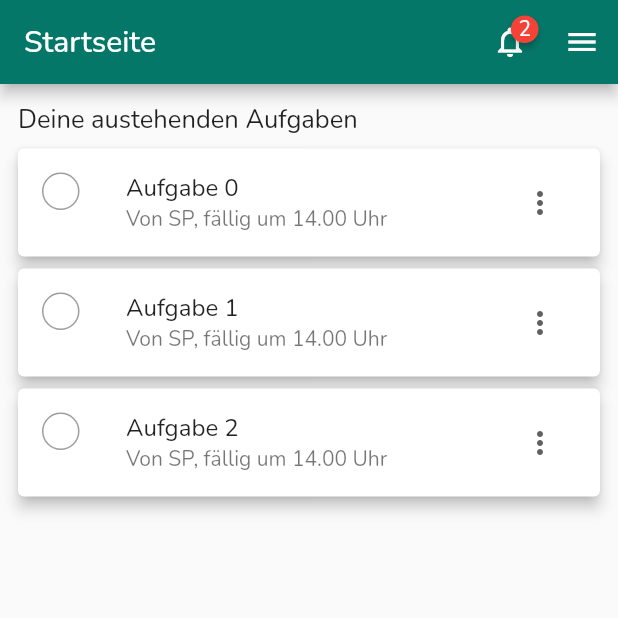
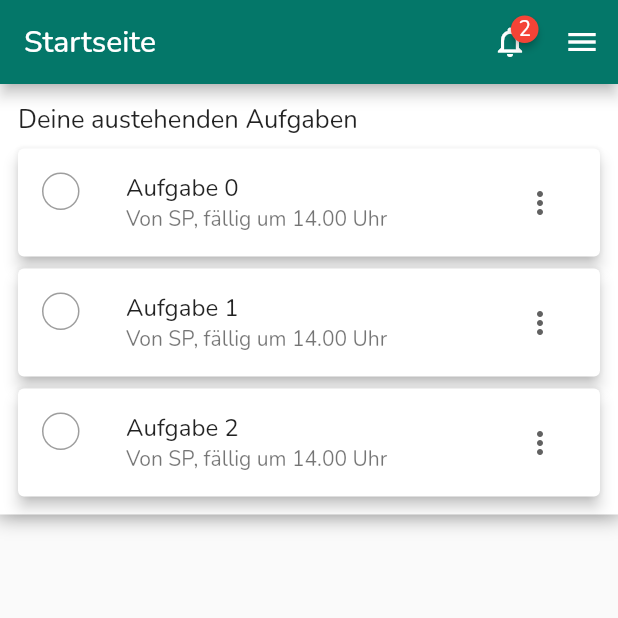
Before and after one commit to Zamaruu/projecthomestrategies, a Flutter app: the screen it shows after launch, on a phone screen of 412 x 824 dp, the top half of it. Run offline on Flutter 3.47's test engine with Material 2 defaults, Android fonts, the light colour scheme and no system bars; drawn by our look-alikes of badges; our stand-ins replace flutter_staggered_animations, font_awesome_flutter, google_fonts.

Commit message:
animated dissmis of pending task tile

```diff
--- a/lib/widgets/appbar/customappbar.dart
+++ b/lib/widgets/appbar/customappbar.dart
@@ -1,5 +1,5 @@
 import 'package:flutter/material.dart';
-import 'package:projecthomestrategies/widgets/appbar/menudrawerburron.dart';
+import 'package:projecthomestrategies/widgets/appbar/menudrawerbutton.dart';
 import 'package:projecthomestrategies/widgets/appbar/notificationbutton.dart';
 
 class CustomAppBar extends StatelessWidget implements PreferredSizeWidget {
--- /dev/null
+++ b/lib/widgets/homepage/basiclistcontainer.dart
@@ -0,0 +1,27 @@
+import 'package:flutter/material.dart';
+
+class HomepageListContainer extends StatelessWidget {
+  final double padding;
+  final Widget child;
+
+  const HomepageListContainer({ Key? key, required this.child, this.padding = 8.0 }) : super(key: key);
+
+  @override
+  Widget build(BuildContext context) {
+    return Container(
+      padding: EdgeInsets.all(padding),
+      margin: EdgeInsets.only(bottom: padding),
+      decoration: const BoxDecoration(
+        color: Colors.white,
+        boxShadow: [
+          BoxShadow(
+            color: Colors.grey,
+            blurRadius: 10,
+            spreadRadius: 2,
+          )
+        ],
+      ),
+      child: child,
+    );
+  }
+}
--- a/lib/widgets/homepage/tasks/pendingtaskspanel.dart
+++ b/lib/widgets/homepage/tasks/pendingtaskspanel.dart
@@ -1,5 +1,6 @@
 import 'package:flutter/material.dart';
 import 'package:flutter_staggered_animations/flutter_staggered_animations.dart';
+import 'package:projecthomestrategies/widgets/homepage/basiclistcontainer.dart';
 import 'package:projecthomestrategies/widgets/homepage/tasks/pendingtasktile.dart';
 
 class PendingTasksPanel extends StatefulWidget {
@@ -26,8 +27,7 @@ class _PendingTasksPanelState extends State<PendingTasksPanel> {
 
   @override
   Widget build(BuildContext context) {
-    return Padding(
-      padding: const EdgeInsets.all(8.0),
+    return HomepageListContainer(
       child: Column(
         crossAxisAlignment: CrossAxisAlignment.start,
         children: [
@@ -40,6 +40,7 @@ class _PendingTasksPanelState extends State<PendingTasksPanel> {
               ),
             ),
           ),
+          tasks.isNotEmpty?
             AnimationLimiter(
               child: ListView.builder(
                 itemCount: tasks.length,
@@ -63,6 +64,17 @@ class _PendingTasksPanelState extends State<PendingTasksPanel> {
                   );
                 },
               ),
+            ):
+            const SizedBox(
+              height: 75,
+              child: Center(
+                child: Text(
+                  "Du hast keine ausstehenden Aufgaben.",
+                  style: TextStyle(
+                    fontStyle: FontStyle.italic
+                  ),
+                ),
+              ),
             ),
         ],
       ),
--- a/lib/widgets/homepage/tasks/pendingtasktile.dart
+++ b/lib/widgets/homepage/tasks/pendingtasktile.dart
@@ -1,7 +1,7 @@
 import 'package:flutter/material.dart';
 import 'package:projecthomestrategies/widgets/globalwidgets/roundcheckbox.dart';
 
-class PendingTaskTile extends StatelessWidget {
+class PendingTaskTile extends StatefulWidget {
   final int listIndex;
   final String taskName;
   final Function onTaskFinished;
@@ -9,20 +9,39 @@ class PendingTaskTile extends StatelessWidget {
   const PendingTaskTile({ Key? key, required this.listIndex ,required this.taskName, required this.onTaskFinished }) : super(key: key);
 
   @override
+  State<PendingTaskTile> createState() => _PendingTaskTileState();
+}
+
+class _PendingTaskTileState extends State<PendingTaskTile> {
+  late bool dismissed;
+
+  @override
+  void initState() {
+    dismissed = false;
+    super.initState();
+  }
+
+  @override
   Widget build(BuildContext context) {
-    return Card(
+    return AnimatedOpacity(
+      duration: const Duration(milliseconds: 500),
+      opacity: dismissed? 0.0: 1.0,
+      child: Card(
         elevation: 4,
         child: ListTile(
           leading: RoundCheckbox(
             initialValue: false,
             onChanged: (newValue){
               if(newValue){
-              onTaskFinished(listIndex);
+                setState(() {
+                  dismissed = true;
+                });
+                Future.delayed(const Duration(milliseconds: 700), () => widget.onTaskFinished(widget.listIndex));
               }
             },
           ),
           title: Text(
-          taskName,
+            widget.taskName,
           ),
           subtitle: const Text(
             "Von SP, fällig um 14.00 Uhr"
@@ -49,6 +68,7 @@ class PendingTaskTile extends StatelessWidget {
             ]
           ),
         ),
+      ),
     );
   }
 }
```
Also changed, not shown: lib/widgets/appbar/menudrawerbutton.dart (renamed from lib/widgets/appbar/menudrawerburron.dart). Lines whose indentation alone changed are shown as unchanged.
